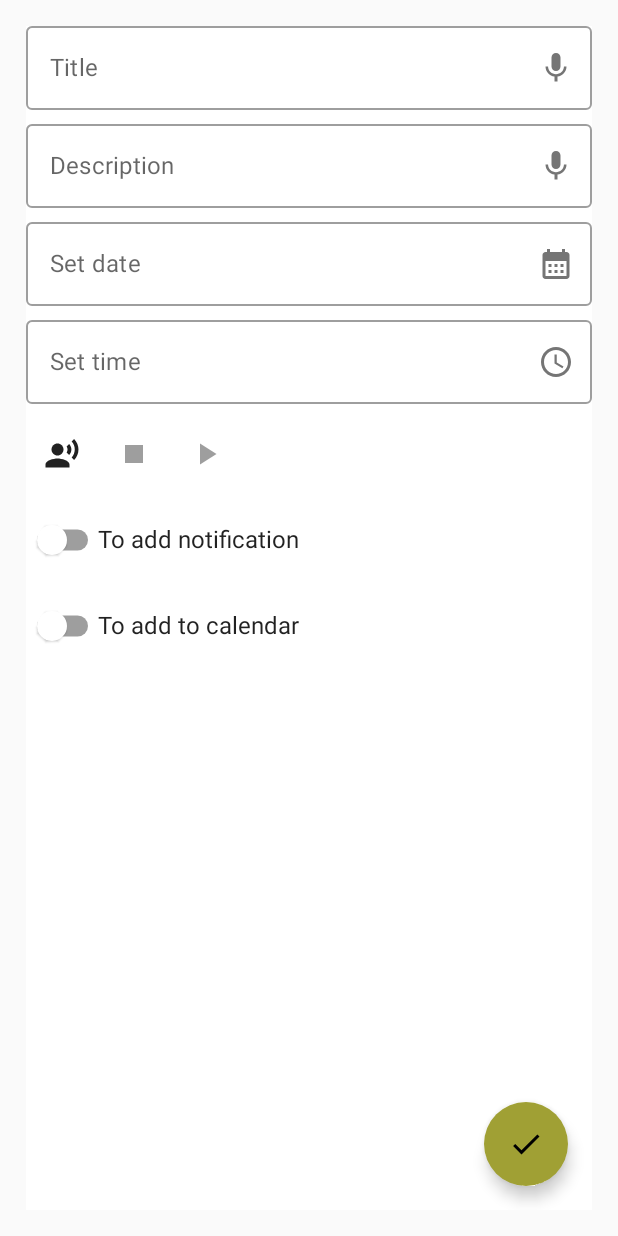
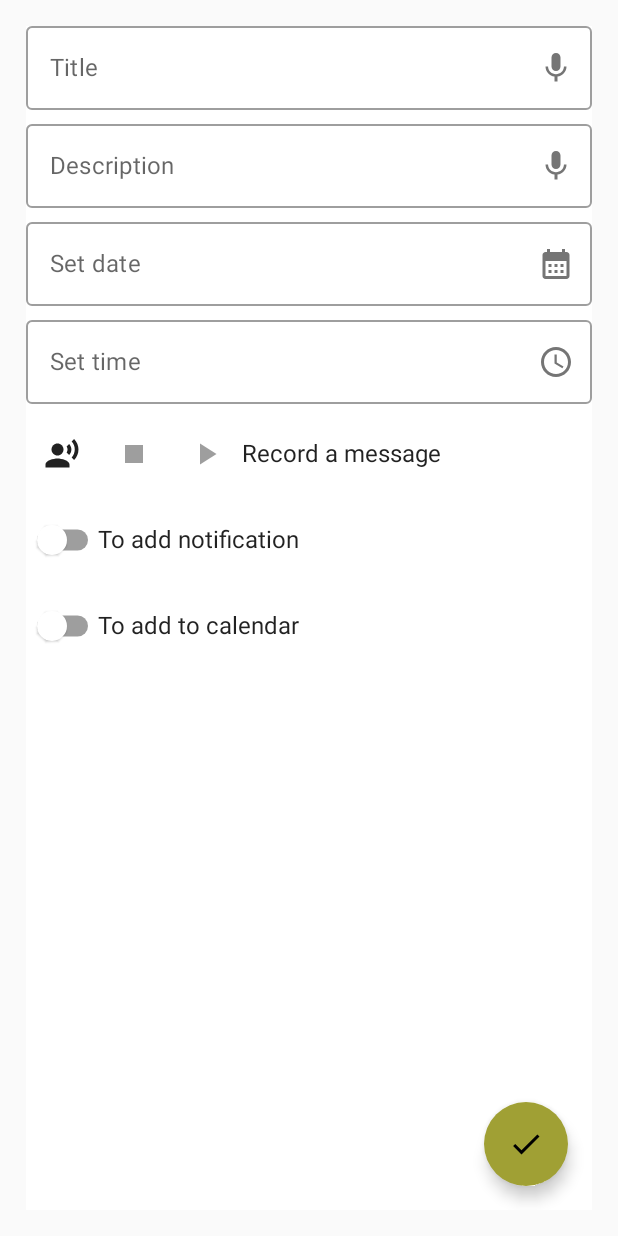
Before and after one commit to LoSpiri/appero, an Android app built with Jetpack Compose: the add_edit_todo screen opened through its navigation route, on a phone screen of 412 x 824 dp. Run offline under Robolectric (Android 15) with nearby library versions, the phone set to English and light mode, and no system bars; our stand-ins replace Dagger/Hilt's generated code.

Commit message:
Added text for recording icons

```diff
--- a/app/src/main/java/com/example/apper/screens/add_edit_todo/AddEditTodoScreen.kt
+++ b/app/src/main/java/com/example/apper/screens/add_edit_todo/AddEditTodoScreen.kt
@@ -371,6 +371,9 @@ fun AddEditTodoScreen(
                             contentDescription = "Play"
                         )
                     }
+                    Text(
+                        text = "Record a message"
+                    )
                 }
                 Spacer(
                     modifier = Modifier.height(9.dp)
```
